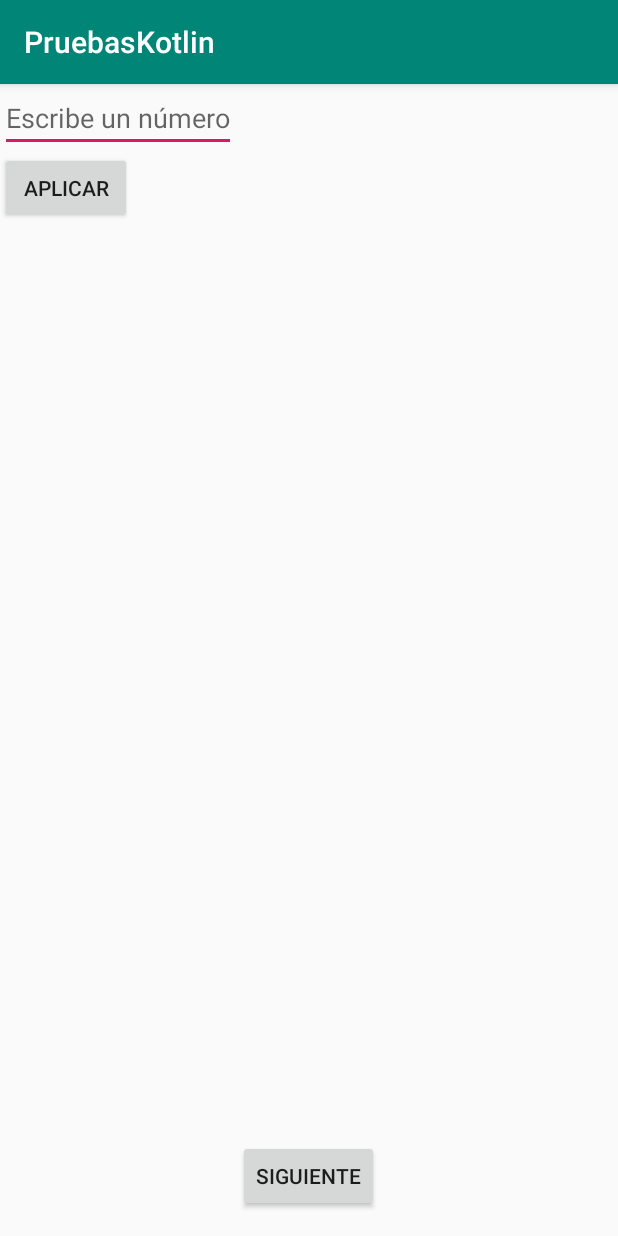
After one commit to PedroJaen/PruebasKotlin, an Android app: the Lambdas screen opened directly, with no data from a screen before it, on a phone screen of 412 x 824 dp. The commit adds this screen. Run offline under Robolectric (Android 15) with nearby library versions, the phone set to English and light mode, and no system bars.

Commit message:
lambdas funciona (investigar mas sobre threads)

```diff
--- a/app/src/main/AndroidManifest.xml
+++ b/app/src/main/AndroidManifest.xml
@@ -9,7 +9,8 @@
         android:roundIcon="@mipmap/ic_launcher_round"
         android:supportsRtl="true"
         android:theme="@style/AppTheme">
-        <activity android:name=".Activity.FExtensionActivity"></activity>
+        <activity android:name=".Activity.Lambdas"></activity>
+        <activity android:name=".Activity.FExtensionActivity" />
         <activity android:name=".Activity.MainActivity">
             <intent-filter>
                 <action android:name="android.intent.action.MAIN" />
--- a/app/src/main/java/com/nagasia/pruebaskotlin/Activity/FExtensionActivity.kt
+++ b/app/src/main/java/com/nagasia/pruebaskotlin/Activity/FExtensionActivity.kt
@@ -1,15 +1,13 @@
 package com.nagasia.pruebaskotlin.Activity
 
 import android.content.Intent
-import androidx.appcompat.app.AppCompatActivity
 import android.os.Bundle
-import android.view.View
 import android.widget.Button
 import android.widget.ImageView
 import android.widget.TextView
+import androidx.appcompat.app.AppCompatActivity
 import com.nagasia.pruebaskotlin.R
 import com.nagasia.pruebaskotlin.extension.*
-import com.squareup.picasso.Picasso
 import kotlinx.android.synthetic.main.activity_fextension.*
 
 class FExtensionActivity : AppCompatActivity() {
@@ -39,9 +37,9 @@ class FExtensionActivity : AppCompatActivity() {
 
         showToast("hola",500)
 
-        button2.text="siguiente"
+        button2.text="Lambdas"
         button2.setOnClickListener{
-            val intent= Intent(this,FExtensionActivity::class.java)
+            val intent= Intent(this,Lambdas::class.java)
             startActivity(intent)
         }
 
--- /dev/null
+++ b/app/src/main/java/com/nagasia/pruebaskotlin/Activity/Lambdas.kt
@@ -0,0 +1,70 @@
+package com.nagasia.pruebaskotlin.Activity
+
+import android.content.Intent
+import android.graphics.Color
+import android.os.Build
+import android.os.Bundle
+import android.util.Log
+import android.widget.Toast
+import androidx.appcompat.app.AppCompatActivity
+import com.nagasia.pruebaskotlin.R
+import kotlinx.android.synthetic.main.activity_lambdas.*
+import java.util.*
+
+class Lambdas : AppCompatActivity() {
+
+    override fun onCreate(savedInstanceState: Bundle?) {
+        super.onCreate(savedInstanceState)
+        setContentView(R.layout.activity_lambdas)
+
+
+        btn.setOnClickListener {
+            val text = textInput.text.toString()
+            val number = if (text.count() > 0) text.toInt() else 0
+            processNumber(number, {
+                textInput.setTextColor(Color.RED)
+            }, {
+                textInput.setTextColor(Color.GREEN)
+            })
+        }
+
+        executeIfIsNougatOrAbove {
+            Toast.makeText(this@Lambdas,"Ejecutar código",Toast.LENGTH_SHORT).show()
+            //- Usamos una lamba para que el factorial se ejecute en segundo plano
+            executeInBackground { factorial(90000000) }
+        }
+
+
+        button3.text="siguiente"
+        button3.setOnClickListener{
+            val intent= Intent(this,Lambdas::class.java)
+            startActivity(intent)
+        }
+    }
+
+    private inline fun executeInBackground(crossinline function: () -> Unit) {
+        val hilo=Thread({ function() }).start()
+    }
+
+    private inline fun executeIfIsNougatOrAbove(function: () -> Unit) {
+        if (Build.VERSION.SDK_INT >= Build.VERSION_CODES.N) {
+            function()
+        }
+    }
+
+    private inline fun processNumber(number: Int, executeIfIsPair: () -> Unit,
+                                     executeIfNot: () -> Unit) {
+        if (number % 2 == 0) executeIfIsPair() else executeIfNot()
+    }
+
+    private fun factorial(number: Int): Long {
+        val init = Calendar.getInstance().timeInMillis
+        var result: Long = 1
+        for (i in 1..number) {
+            result *= i.toLong()
+        }
+        val end = Calendar.getInstance().timeInMillis
+        Log.d("Factorial", "Tiempo de cálculo: " + (end - init))
+        return result
+    }
+}
--- /dev/null
+++ b/app/src/main/res/layout/activity_lambdas.xml
@@ -0,0 +1,46 @@
+<?xml version="1.0" encoding="utf-8"?>
+<LinearLayout
+    xmlns:android="http://schemas.android.com/apk/res/android"
+    xmlns:app="http://schemas.android.com/apk/res-auto"
+    xmlns:tools="http://schemas.android.com/tools"
+    android:layout_width="match_parent"
+    android:layout_height="match_parent"
+    android:orientation="vertical"
+    tools:context=".Activity.Lambdas">
+
+    <LinearLayout
+        android:layout_width="match_parent"
+        android:layout_height="0dp"
+        android:layout_weight="1"
+        android:orientation="vertical">
+
+        <EditText
+            android:id="@+id/textInput"
+            android:layout_width="wrap_content"
+            android:layout_height="wrap_content"
+            android:inputType="number"
+            android:hint="Escribe un número" />
+
+        <Button
+            android:id="@+id/btn"
+            android:layout_width="wrap_content"
+            android:layout_height="wrap_content"
+            android:text="Aplicar" />
+
+        <TextView
+            android:id="@+id/lambdaText"
+            android:layout_margin="8dp"
+            android:layout_width="wrap_content"
+            android:layout_height="wrap_content"/>
+
+    </LinearLayout>
+
+    <Button
+        android:id="@+id/button3"
+        android:layout_width="wrap_content"
+        android:layout_height="wrap_content"
+        android:layout_marginBottom="16dp"
+        android:layout_gravity="center_horizontal"
+        />
+
+</LinearLayout>
```
Also changed, not shown: app/src/main/java/com/nagasia/pruebaskotlin/extension/ViewExtension.kt (line endings or trailing spaces).
